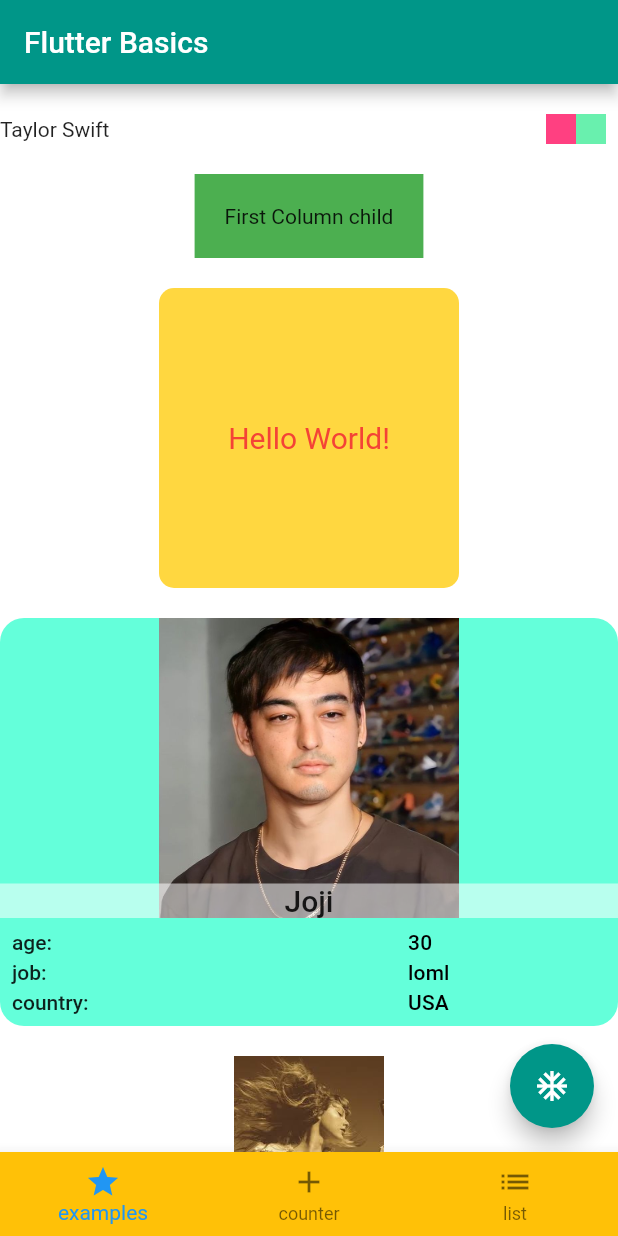
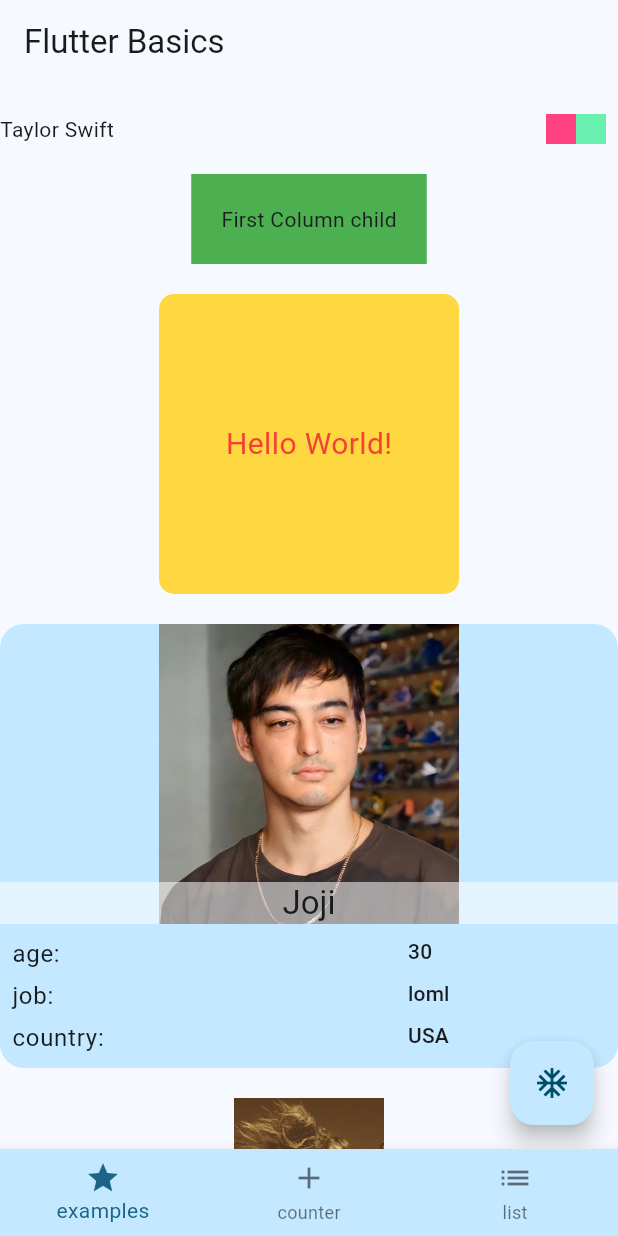
Before and after one commit to dvxgit-tbautista/flutter-myapp, a Flutter app: the screen it shows after launch, on a phone screen of 412 x 824 dp. Run offline on Flutter 3.47's test engine with Material 2 defaults, Android fonts, the phone set to English and light mode, and no system bars; network calls fail.

Commit message:
create and use Theme

```diff
--- a/lib/main.dart
+++ b/lib/main.dart
@@ -5,26 +5,21 @@ import 'package:myapp/presentation/navigation_example_screens/screen_two.dart';
 import 'package:myapp/presentation/widget_examples/widget_examples_screen.dart';
 import 'package:myapp/presentation/list/list_screen.dart';
 import 'package:myapp/root_bottom_navigation.dart';
+import 'package:myapp/theme.dart';
 
 void main(List<String> args) {
   runApp(const MyApp());
 }
 
 class MyApp extends StatelessWidget {
-  const MyApp({super.key}); // Constructor for MyApp
-
+  const MyApp({Key? key}) : super(key: key);
   @override
   Widget build(BuildContext context) {
     return MaterialApp(
-      theme: ThemeData(
-        primarySwatch: Colors.teal, // Define the primary color theme
-        // appBarTheme:
-        //     const AppBarTheme(backgroundColor: Colors.greenAccent),
-      ),
-      // Define the initial route for the app
-      home: const RootBottomNavigation(), // Set the home screen
-
-      // Define named routes for navigation
+      themeMode: ThemeMode.light,
+      theme: AppTheme.lightTheme,
+      darkTheme: AppTheme.darkTheme,
+      home: const RootBottomNavigation(),
       routes: <String, WidgetBuilder>{
         '/root': (BuildContext context) => const RootBottomNavigation(),
         '/screenOne': (BuildContext context) => const ScreenOne(),
--- a/lib/presentation/widget_examples/widget_examples_screen.dart
+++ b/lib/presentation/widget_examples/widget_examples_screen.dart
@@ -18,9 +18,7 @@ class WidgetExampleScreen extends StatelessWidget {
   Widget build(BuildContext context) {
     return Scaffold(
       appBar: AppBar(title: const Text("Flutter Basics")),
-      body: Container(
-        color: Colors.white,
-        child: SingleChildScrollView(
+      body: SingleChildScrollView(
         child: Column(
           mainAxisSize: MainAxisSize.max,
           crossAxisAlignment: CrossAxisAlignment.center,
@@ -88,7 +86,6 @@ class WidgetExampleScreen extends StatelessWidget {
           ],
         ),
       ),
-      ),
       floatingActionButton: FloatingActionButton(
         onPressed: () => debugPrint('clicked'),
         child: const Icon(Icons.ac_unit),
--- a/lib/presentation/widget_examples/widgets/person.dart
+++ b/lib/presentation/widget_examples/widgets/person.dart
@@ -23,7 +23,7 @@ class Person extends StatelessWidget {
     // Create a Container with a teal background and rounded corners.
     return Container(
       decoration: BoxDecoration(
-        color: Colors.tealAccent,
+        color: Theme.of(context).colorScheme.primaryContainer,
         borderRadius: BorderRadius.circular(16),
       ),
       child: Column(
--- a/lib/root_bottom_navigation.dart
+++ b/lib/root_bottom_navigation.dart
@@ -24,9 +24,7 @@ class _RootBottomNavigationState extends State<RootBottomNavigation> {
         ListScreen(), // Screen for displaying a list.
       ]),
       bottomNavigationBar: BottomNavigationBar(
-        backgroundColor:
-            Colors.amber, // Background color of the bottom navigation bar.
-        selectedItemColor: Colors.blue, // Color of the selected item's icon.
+        backgroundColor: Theme.of(context).colorScheme.primaryContainer,
         onTap: (index) {
           setState(() {
             _currentIndex = index; // Update the selected tab index.
--- /dev/null
+++ b/lib/theme.dart
@@ -0,0 +1,37 @@
+import 'package:flutter/material.dart';
+
+// This class defines custom app themes using Material 3 design principles.
+// You can learn more about Material 3 at https://m3.material.io/
+// The useMaterial3 flag enables Material 3 features in the app's theme.
+// More info on useMaterial3: https://api.flutter.dev/flutter/material/ThemeData/useMaterial3.html
+
+class AppTheme {
+  AppTheme._(); // Private constructor to prevent accidental instantiation.
+
+  // Define the primary color for the light theme.
+  static const _primaryColorLight = Colors.lightBlueAccent;
+
+  // Define the primary color for the dark theme.
+  static const _primaryColorDark = Colors.lightGreenAccent;
+
+  // Create a ThemeData instance for the light theme.
+  static final ThemeData lightTheme = ThemeData(
+    colorScheme: ColorScheme.fromSeed(
+      seedColor: _primaryColorLight,
+      brightness: Brightness.light,
+    ),
+    useMaterial3: true, // Enable Material 3 features.
+  );
+
+  // Create a ThemeData instance for the dark theme.
+  static final ThemeData darkTheme = ThemeData(
+    useMaterial3: true, // Enable Material 3 features.
+    appBarTheme: const AppBarTheme(
+      centerTitle: false, // Set the app bar title alignment to the left.
+    ),
+    colorScheme: ColorScheme.fromSeed(
+      seedColor: _primaryColorDark,
+      brightness: Brightness.dark,
+    ),
+  );
+}
```
Lines whose indentation alone changed are shown as unchanged.
